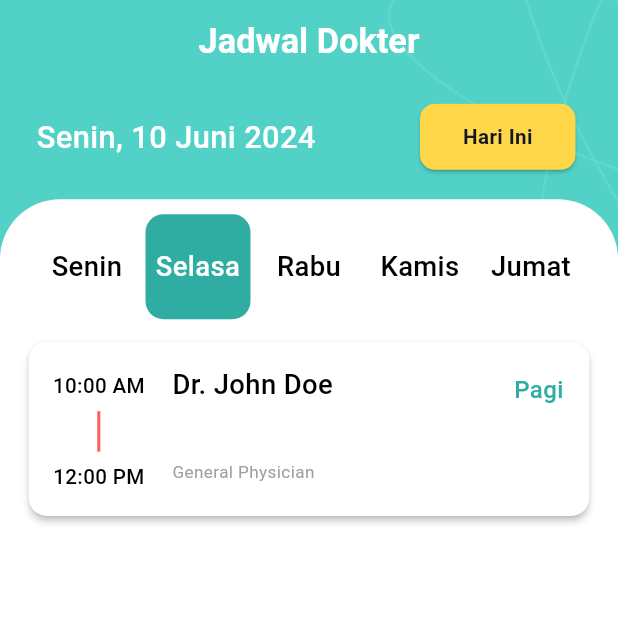
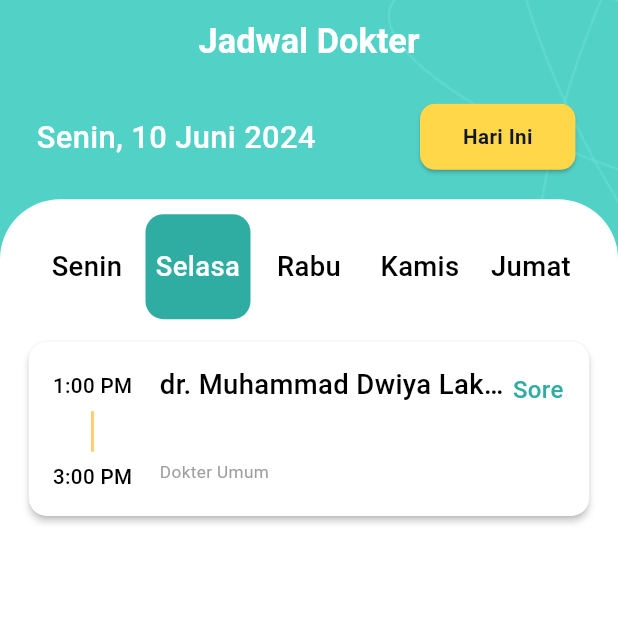
Before and after one commit to Ilhamroe/medical_record_mobile, a Flutter app: the ScheduleDoctorScreen screen opened directly, after a tap on "Selasa", on a phone screen of 412 x 824 dp, the top half of it. Run offline on Flutter 3.47's test engine with Material 3 defaults, Android fonts, the light colour scheme and no system bars; our stand-ins replace camera, dio, flutter_screenutil, flutter_svg, fluttertoast, marquee and 1 more; accounts and stored records are empty; network calls fail; project files that could hold a hidden picture were left out.

Commit message:
fix schedule doctor

```diff
--- a/lib/models/doctor_list.dart
+++ b/lib/models/doctor_list.dart
@@ -19,7 +19,6 @@ class DoctorList extends StatelessWidget {
   }
 }
 
-
 class Doctor {
   String? icon;
   final String name;
@@ -36,21 +35,21 @@ class Doctor {
 
 final List<Doctor> doctors = [
   Doctor(
-    icon: 'assets/images/avatar_doctor_1.png',
-    name: 'Dr. John Doe',
-    role: 'General Physician',
-    desc: 'Dokter umum yang berpengalaman dengan lebih dari 4 tahun pengalaman dalam memberikan perawatan dan diagnosis pasien yang komprehensif.'
-  ),
+      icon: 'assets/images/avatar_doctor_1.png',
+      name: 'dr. Muhammad Dwiya Lakhsmana',
+      role: 'Dokter Umum',
+      desc:
+          'Dokter umum yang berpengalaman dengan lebih dari 4 tahun pengalaman dalam memberikan perawatan dan diagnosis pasien yang komprehensif.'),
   Doctor(
-    icon: 'assets/images/avatar_doctor_2.png',
-    name: 'Dr. Jane Smith',
-    role: 'Pediatrician',
-    desc: 'Dokter umum yang terampil dalam evaluasi pasien, diagnosis, dan perawatan untuk membantu pasien mengendalikan gejala.'
-  ),
+      icon: 'assets/images/avatar_doctor_2.png',
+      name: 'dr. Firza Sharfina Izzati',
+      role: 'Dokter Umum',
+      desc:
+          'Dokter umum yang terampil dalam evaluasi pasien, diagnosis, dan perawatan untuk membantu pasien mengendalikan gejala.'),
   Doctor(
-    icon: 'assets/images/avatar_doctor_3.png',
-    name: 'Dr. Alex Johnson',
-    role: 'Surgeon',
-    desc: 'Berpengalaman sebagai dokter umum selama 5 tahun. Siap melayani situasi medis dalam keadaan darurat atau non-darurat.'
-  ),
+      icon: 'assets/images/avatar_doctor_3.png',
+      name: 'dr. Budi Utomo',
+      role: 'Dokter Umum',
+      desc:
+          'Berpengalaman sebagai dokter umum selama 5 tahun. Siap melayani situasi medis dalam keadaan darurat atau non-darurat.'),
 ];
--- a/lib/pages/user/medical_record_history.dart
+++ b/lib/pages/user/medical_record_history.dart
@@ -20,6 +20,10 @@ class _MedicalHistoryState extends State<MedicalHistory> {
       body: CustomScrollView(
         slivers: [
           SliverAppBar(
+            leading: const SizedBox(
+              width: 0.0,
+              height: 0.0,
+            ),
             backgroundColor: themeLight,
             title: Text(
               "Riwayat Rekam Medis",
--- a/lib/widgets/common/schedule_doctor.dart
+++ b/lib/widgets/common/schedule_doctor.dart
@@ -20,8 +20,8 @@ class _ScheduleDoctorScreenState extends State<ScheduleDoctorScreen> {
   @override
   void initState() {
     super.initState();
-    DateTime now= DateTime.now();
-    selectedDay= _formatDay(now);
+    DateTime now = DateTime.now();
+    selectedDay = _formatDay(now);
   }
 
   void _onDaySelected(String day) {
@@ -31,17 +31,42 @@ class _ScheduleDoctorScreenState extends State<ScheduleDoctorScreen> {
   }
 
   String _formatDay(DateTime date) {
-  List<String> days = ['Minggu', 'Senin', 'Selasa', 'Rabu', 'Kamis', 'Jumat', 'Sabtu'];
-  return days[date.weekday % 7];
+    List<String> days = [
+      'Minggu',
+      'Senin',
+      'Selasa',
+      'Rabu',
+      'Kamis',
+      'Jumat',
+      'Sabtu'
+    ];
+    return days[date.weekday % 7];
   }
 
   String formatTanggal(DateTime date) {
     List<String> hari = [
-      'Minggu', 'Senin', 'Selasa', 'Rabu', 'Kamis', 'Jumat', 'Sabtu'
+      'Minggu',
+      'Senin',
+      'Selasa',
+      'Rabu',
+      'Kamis',
+      'Jumat',
+      'Sabtu'
     ];
     List<String> bulan = [
-      '', 'Januari', 'Februari', 'Maret', 'April', 'Mei', 'Juni',
-      'Juli', 'Agustus', 'September', 'Oktober', 'November', 'Desember'
+      '',
+      'Januari',
+      'Februari',
+      'Maret',
+      'April',
+      'Mei',
+      'Juni',
+      'Juli',
+      'Agustus',
+      'September',
+      'Oktober',
+      'November',
+      'Desember'
     ];
     return '${hari[date.weekday % 7]}, ${date.day} ${bulan[date.month]} ${date.year}';
   }
@@ -50,11 +75,13 @@ class _ScheduleDoctorScreenState extends State<ScheduleDoctorScreen> {
   Widget build(BuildContext context) {
     List<ScheduleDoctor> filteredSchedule = widget.scheduleDoctors;
     if (selectedDay != null) {
-      filteredSchedule = widget.scheduleDoctors.where((schedule) => schedule.day == selectedDay).toList();
+      filteredSchedule = widget.scheduleDoctors
+          .where((schedule) => schedule.day == selectedDay)
+          .toList();
     }
 
     DateTime now = DateTime.now();
-    String formattedDate =  formatTanggal(now);
+    String formattedDate = formatTanggal(now);
 
     return Scaffold(
       backgroundColor: themeLight,
@@ -69,13 +96,9 @@ class _ScheduleDoctorScreenState extends State<ScheduleDoctorScreen> {
             fontSize: 20.sp,
           ),
         ),
-        // leading: IconButton(
-        //   onPressed: () => Navigator.pop(context),
-        //   icon: const Icon(
-        //     Icons.arrow_back_ios_new_outlined,
-        //     color: pureWhite,
-        //   ),
-        // ),
+        leading: const SizedBox(
+          width: 0.0,
+        ),
       ),
       body: Container(
         color: themeLight,
@@ -113,7 +136,9 @@ class _ScheduleDoctorScreenState extends State<ScheduleDoctorScreen> {
                                 ),
                                 color: today,
                                 child: Container(
-                                  padding: const EdgeInsets.symmetric(horizontal: 25, vertical: 10.5).w,
+                                  padding: const EdgeInsets.symmetric(
+                                          horizontal: 25, vertical: 10.5)
+                                      .w,
                                   child: Text(
                                     'Hari Ini',
                                     style: TextStyle(
@@ -146,10 +171,13 @@ class _ScheduleDoctorScreenState extends State<ScheduleDoctorScreen> {
                         DayCard(
                           onDaySelected: _onDaySelected,
                           initialSelectedDay: selectedDay!,
-                          ),
+                        ),
                         Padding(
-                          padding: const EdgeInsets.symmetric(horizontal: 8.0,).w,
-                          child: ScheduleDoctorListView(scheduleDoctor: filteredSchedule),
+                          padding: const EdgeInsets.symmetric(
+                            horizontal: 8.0,
+                          ).w,
+                          child: ScheduleDoctorListView(
+                              scheduleDoctor: filteredSchedule),
                         ),
                       ],
                     ),
@@ -157,7 +185,7 @@ class _ScheduleDoctorScreenState extends State<ScheduleDoctorScreen> {
                 ),
               ],
             ),
-         ],
+          ],
         ),
       ),
     );
--- a/lib/widgets/common/schedule_doctor_detail.dart
+++ b/lib/widgets/common/schedule_doctor_detail.dart
@@ -37,7 +37,8 @@ class ScheduleDoctorDetail extends StatelessWidget {
         child: Stack(
           children: [
             Padding(
-              padding: const EdgeInsets.symmetric(vertical: 7.0, horizontal: 7.0).w,
+              padding:
+                  const EdgeInsets.symmetric(vertical: 7.0, horizontal: 7.0).w,
               child: Row(
                 crossAxisAlignment: CrossAxisAlignment.start,
                 children: [
@@ -73,7 +74,9 @@ class ScheduleDoctorDetail extends StatelessWidget {
                     ],
                   ),
                   SizedBox(width: 16.0.w),
-                  Flexible(
+                  Expanded(
+                    child: Padding(
+                      padding: const EdgeInsets.only(right: 35.0).r,
                       child: Column(
                         mainAxisSize: MainAxisSize.min,
                         crossAxisAlignment: CrossAxisAlignment.start,
@@ -84,17 +87,20 @@ class ScheduleDoctorDetail extends StatelessWidget {
                                 fontSize: 16.sp,
                                 fontWeight: FontWeight.w500,
                                 color: Colors.black,
-                          ),
+                                overflow: TextOverflow.ellipsis),
                           ),
                           SizedBox(height: 31.0.h),
-                        Text(
+                          SizedBox(
+                            child: Text(
                               scheduleDoctor.doctor.role,
                               style: TextStyle(
                                 fontSize: 10.sp,
                                 color: Colors.grey,
                               ),
                             ),
+                          ),
                         ],
+                      ),
                     ),
                   ),
                 ],
@@ -104,13 +110,16 @@ class ScheduleDoctorDetail extends StatelessWidget {
               right: 0,
               top: 7.0.w,
               child: Container(
-                padding: const EdgeInsets.symmetric(horizontal: 8.0, vertical: 4.0).w,
+                padding:
+                    const EdgeInsets.symmetric(horizontal: 8.0, vertical: 4.0)
+                        .w,
                 child: Text(
                   determineTimeOfDay(scheduleDoctor.startTime),
                   style: TextStyle(
                     fontSize: 14.sp,
                     fontWeight: FontWeight.w500,
-                    color: determineTimeOfDay(scheduleDoctor.startTime) == 'Sore'
+                    color:
+                        determineTimeOfDay(scheduleDoctor.startTime) == 'Sore'
                             ? themeDark
                             : themeDark,
                   ),
@@ -121,7 +130,6 @@ class ScheduleDoctorDetail extends StatelessWidget {
         ),
       ),
     );
-
   }
 }
 
```
Also changed, not shown: lib/models/schedule_doctor_list.dart (+37 -5 lines), lib/pages/doctor/doctor_homepage.dart (+24 -22 lines). Lines whose indentation alone changed are shown as unchanged.
